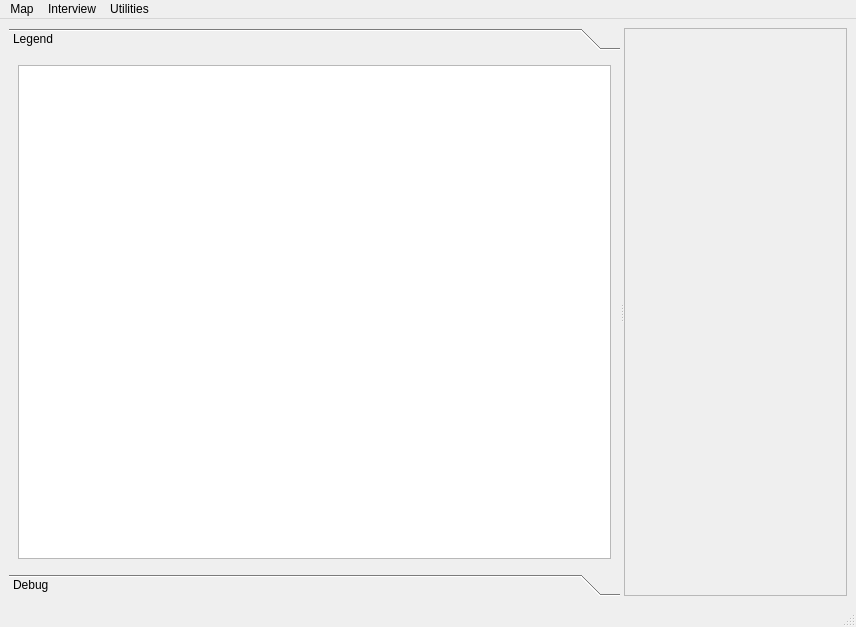
This is openoceanmap/Main/mainwindow.ui in Ecotrust/openoceanmap-desktop as Qt 5 draws it before an edit. The edited form follows.
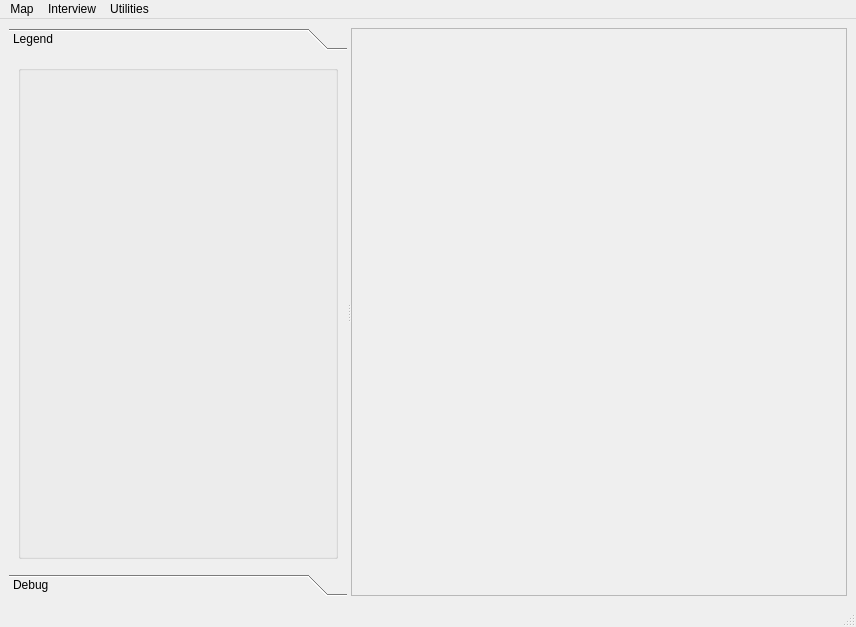
This is the edited form. Icons and pictures are not drawn.

Commit message: Adding simple legend checkbox capability

Patch:
```diff
--- a/openoceanmap/Main/mainwindow.ui
+++ b/openoceanmap/Main/mainwindow.ui
@@ -51,7 +51,7 @@
          <rect>
           <x>0</x>
           <y>0</y>
-          <width>301</width>
+          <width>607</width>
           <height>510</height>
          </rect>
         </property>
@@ -66,7 +66,14 @@
           <number>6</number>
          </property>
          <item row="0" column="0" >
-          <widget class="QListWidget" name="listWidget" />
+          <widget class="QGroupBox" name="groupBox" >
+           <property name="autoFillBackground" >
+            <bool>true</bool>
+           </property>
+           <property name="title" >
+            <string/>
+           </property>
+          </widget>
          </item>
         </layout>
        </widget>
```
The commit also changes 3 other files.
